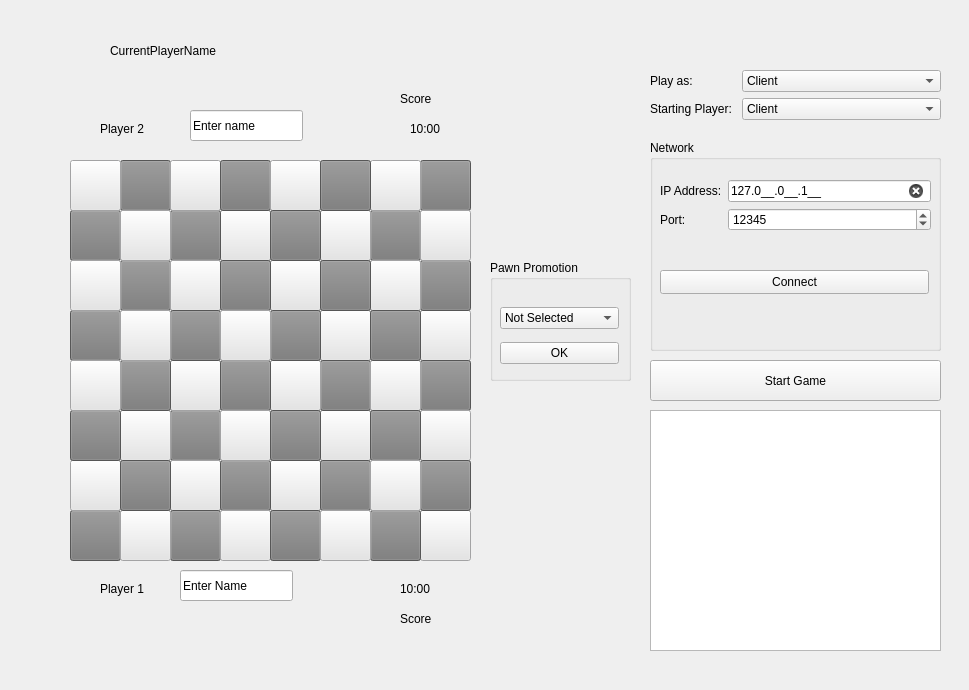
This is schach/schachgui.ui in Charly-62/QtChessApp as Qt 5 draws it before an edit. The edited form follows.
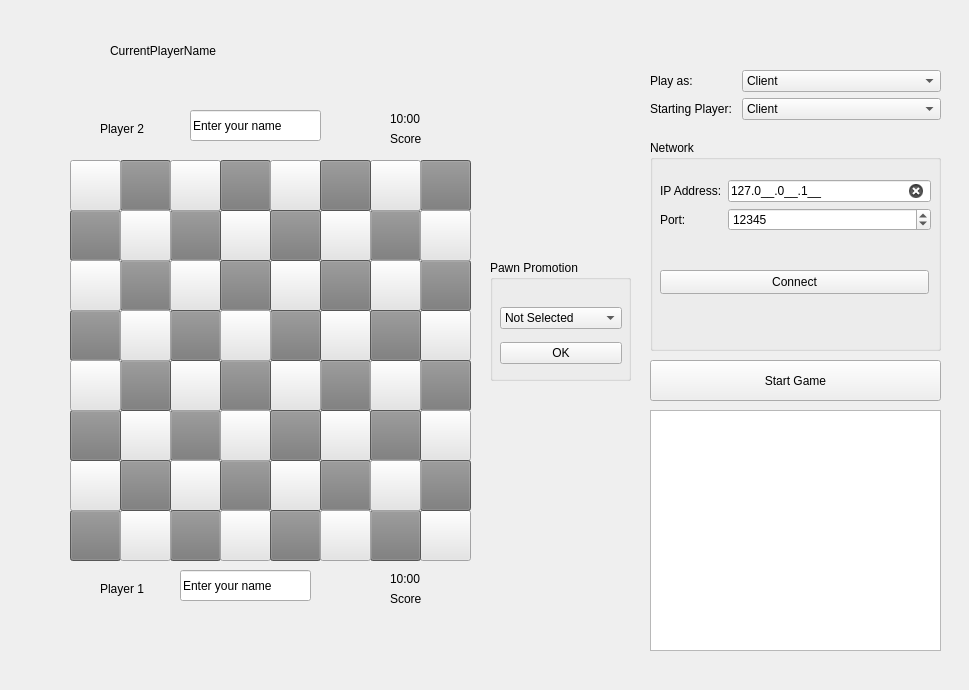
This is the edited form.

Commit message: Players Names displayed

```diff
--- a/schach/schachgui.ui
+++ b/schach/schachgui.ui
@@ -1130,8 +1130,8 @@
   <widget class="QLabel" name="scorelbl">
    <property name="geometry">
     <rect>
-     <x>400</x>
-     <y>90</y>
+     <x>390</x>
+     <y>130</y>
      <width>64</width>
      <height>17</height>
     </rect>
@@ -1146,7 +1146,7 @@
      <x>650</x>
      <y>70</y>
      <width>291</width>
-     <height>65</height>
+     <height>70</height>
     </rect>
    </property>
    <layout class="QFormLayout" name="formLayout_2">
@@ -1207,8 +1207,8 @@
   <widget class="QLabel" name="lblWhiteTimer">
    <property name="geometry">
     <rect>
-     <x>400</x>
-     <y>580</y>
+     <x>390</x>
+     <y>570</y>
      <width>64</width>
      <height>17</height>
     </rect>
@@ -1220,8 +1220,8 @@
   <widget class="QLabel" name="lblBlackTimer">
    <property name="geometry">
     <rect>
-     <x>410</x>
-     <y>120</y>
+     <x>390</x>
+     <y>110</y>
      <width>64</width>
      <height>17</height>
     </rect>
@@ -1233,8 +1233,8 @@
   <widget class="QLabel" name="scorelbl_2">
    <property name="geometry">
     <rect>
-     <x>400</x>
-     <y>610</y>
+     <x>390</x>
+     <y>590</y>
      <width>64</width>
      <height>17</height>
     </rect>
@@ -1248,12 +1248,12 @@
     <rect>
      <x>180</x>
      <y>570</y>
-     <width>113</width>
+     <width>131</width>
      <height>31</height>
     </rect>
    </property>
    <property name="text">
-    <string>Enter Name</string>
+    <string>Enter your name</string>
    </property>
   </widget>
   <widget class="QLabel" name="lblName1">
@@ -1274,12 +1274,12 @@
     <rect>
      <x>190</x>
      <y>110</y>
-     <width>113</width>
+     <width>131</width>
      <height>31</height>
     </rect>
    </property>
    <property name="text">
-    <string>Enter name</string>
+    <string>Enter your name</string>
    </property>
   </widget>
   <widget class="QLabel" name="lblName2">
@@ -1325,8 +1325,8 @@
      <rect>
       <x>10</x>
       <y>40</y>
-      <width>119</width>
-      <height>71</height>
+      <width>122</width>
+      <height>72</height>
      </rect>
     </property>
     <layout class="QVBoxLayout" name="verticalLayout">
```
The commit also changes 1 other file.
